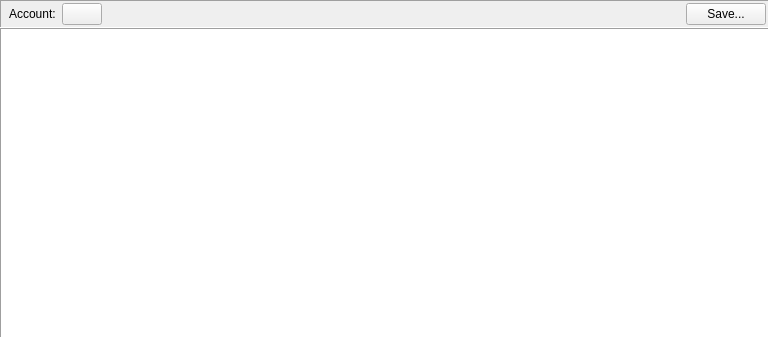
titov-vv/jal, file jal/ui/reports/assets_payments_report.ui: the form before one commit.
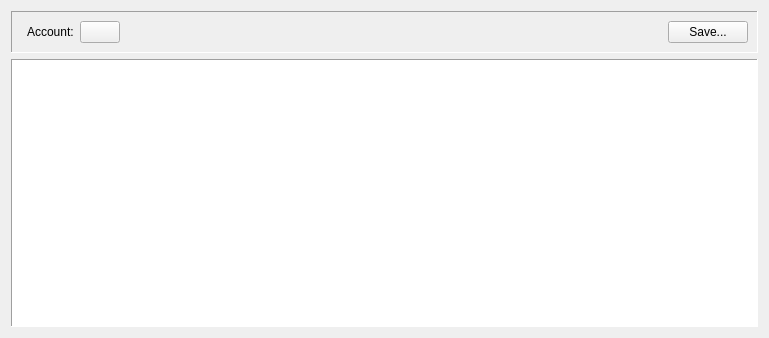
The form after the commit. Custom widgets are drawn as their Qt base class.

Commit message: Restore of native Qt spacing layout spacing for better compatibility. Tab order and label buddies we set for forms.

What changed in the file:
```diff
--- a/jal/ui/reports/assets_payments_report.ui
+++ b/jal/ui/reports/assets_payments_report.ui
@@ -14,21 +14,6 @@
    <string>Assets' payments</string>
   </property>
   <layout class="QVBoxLayout" name="verticalLayout">
-   <property name="spacing">
-    <number>0</number>
-   </property>
-   <property name="leftMargin">
-    <number>0</number>
-   </property>
-   <property name="topMargin">
-    <number>0</number>
-   </property>
-   <property name="rightMargin">
-    <number>0</number>
-   </property>
-   <property name="bottomMargin">
-    <number>0</number>
-   </property>
    <item>
     <widget class="QFrame" name="ReportParamsFrame">
      <property name="frameShape">
@@ -38,21 +23,6 @@
       <enum>QFrame::Shadow::Sunken</enum>
      </property>
      <layout class="QGridLayout" name="gridLayout">
-      <property name="leftMargin">
-       <number>2</number>
-      </property>
-      <property name="topMargin">
-       <number>2</number>
-      </property>
-      <property name="rightMargin">
-       <number>2</number>
-      </property>
-      <property name="bottomMargin">
-       <number>2</number>
-      </property>
-      <property name="spacing">
-       <number>6</number>
-      </property>
       <item row="0" column="0">
        <widget class="DateRangeSelector" name="ReportRange">
         <property name="ItemsList" stdset="0">
@@ -60,7 +30,7 @@
         </property>
        </widget>
       </item>
-      <item row="0" column="3">
+      <item row="0" column="4">
        <spacer name="ReportFrameSpacer">
         <property name="orientation">
          <enum>Qt::Orientation::Horizontal</enum>
@@ -74,20 +44,36 @@
        </spacer>
       </item>
       <item row="0" column="1">
+       <spacer name="accountGroupSpacer">
+        <property name="orientation">
+         <enum>Qt::Orientation::Horizontal</enum>
+        </property>
+        <property name="sizeType">
+         <enum>QSizePolicy::Fixed</enum>
+        </property>
+        <property name="sizeHint" stdset="0">
+         <size>
+          <width>0</width>
+          <height>20</height>
+         </size>
+        </property>
+       </spacer>
+      </item>
+      <item row="0" column="2">
        <widget class="QLabel" name="ReportAccountLbl">
         <property name="text">
          <string>Account:</string>
         </property>
        </widget>
       </item>
-      <item row="0" column="2">
+      <item row="0" column="3">
        <widget class="AccountButton" name="ReportAccountButton">
         <property name="text">
          <string/>
         </property>
        </widget>
       </item>
-      <item row="0" column="4">
+      <item row="0" column="5">
        <widget class="QPushButton" name="SaveButton">
         <property name="text">
          <string>Save...</string>
```
Left out of the diff: 9 changed lines with no effect on the pictures. The commit also changes 82 other files.
